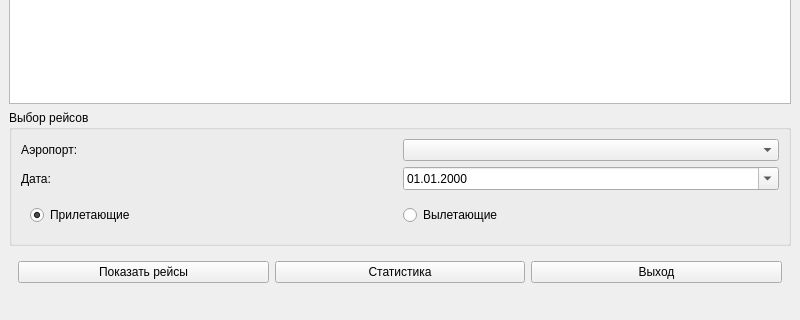
Old version of the form mainwindow.ui in the repository Mybro007/AirportInspector; both pictures show x 0 to 800 and y 280 to 600 of the 800 by 600 pixel window.
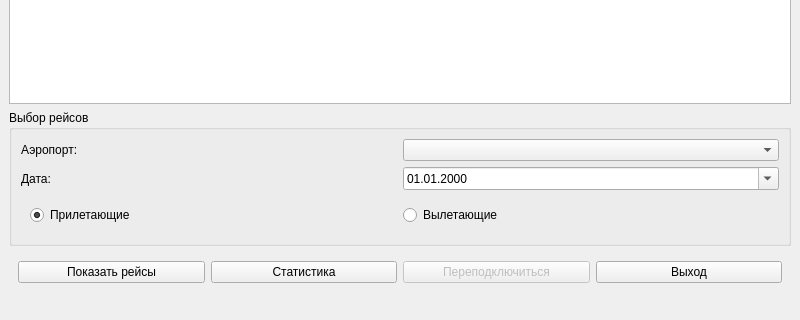
New version of the form.

```diff
--- a/mainwindow.ui
+++ b/mainwindow.ui
@@ -110,6 +110,16 @@
          </property>
         </widget>
        </item>
+       <item>
+        <widget class="QPushButton" name="reconnectButton">
+         <property name="text">
+          <string>Переподключиться</string>
+         </property>
+         <property name="enabled">
+          <bool>false</bool>
+         </property>
+        </widget>
+       </item>
        <item>
         <widget class="QPushButton" name="exitButton">
          <property name="text">
```
Left out of the diff: 12 changed lines with no effect on the pictures.
